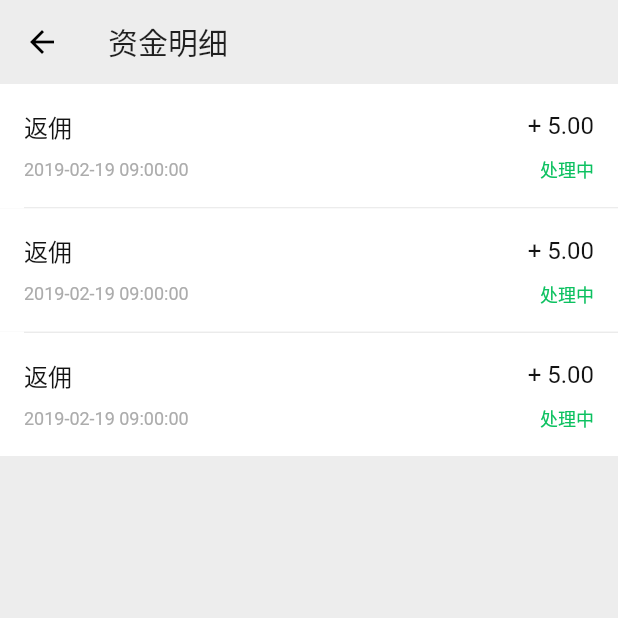
After one commit to fxxkscript/timeline, a Flutter app: the FundFlowScreen screen opened by its route, on a phone screen of 412 x 824 dp, the top half of it. The commit adds this screen. Run offline on Flutter 3.47's test engine with Material 2 defaults, Android fonts, the phone set to English and light mode, and no system bars; drawn by our look-alikes of oktoast; our stand-ins replace cached_network_image, carousel_slider, dio, flutter_image_compress, qr_flutter, rxdart and 1 more; missing offline and left inert: fluwx, multi_image_picker; accounts and stored records are empty; network calls fail.

```diff
--- a/lib/routes.dart
+++ b/lib/routes.dart
@@ -9,6 +9,7 @@ import 'package:wshop/screens/welcome.dart';
 import 'package:wshop/screens/authorization/purchase.dart';
 import 'package:wshop/screens/authorization/userAgencyIntro.dart';
 import 'package:wshop/screens/withdraw/withdraw.dart';
+import 'package:wshop/screens/withdraw/fundFlow.dart';
 
 final routes = {
   '/': (BuildContext context) => HomeScreen(),
@@ -21,4 +22,5 @@ final routes = {
   '/authorization/purchase': (BuildContext context) => PurchaseScreen(),
   '/authorization/userAgencyIntro': (BuildContext context) => UserAgencyIntroScreen(),
   '/withdraw': (BuildContext context) => WithdrawScreen(),
+  '/fundFlow': (BuildContext context) => FundFlowScreen(),
 };
--- /dev/null
+++ b/lib/screens/withdraw/fundFlow.dart
@@ -0,0 +1,63 @@
+import 'package:flutter/material.dart';
+
+class FundFlowScreen extends StatefulWidget {
+  @override
+  State<StatefulWidget> createState() {
+    return new FundFlowScreenState();
+  }
+}
+
+const list = [{}, {}, {}];
+
+class FundFlowScreenState extends State<FundFlowScreen> {
+  @override
+  Widget build(BuildContext context) {
+    return Scaffold(
+        appBar: AppBar(
+          title: Text('资金明细'),
+          elevation: 0,
+          backgroundColor: Theme.of(context).backgroundColor,
+        ),
+        body: ListView.separated(
+          itemCount: list.length,
+          itemBuilder: (context, index) {
+            return fundItem();
+          },
+          separatorBuilder: (context, index) {
+            return Container(
+                color: Colors.white, child: Divider(height: 1, indent: 16.0));
+          },
+        ));
+  }
+
+  Widget fundItem() {
+    return Container(
+        color: Colors.white,
+        child: Padding(
+          padding: const EdgeInsets.all(16.0),
+          child: Column(
+            children: <Widget>[
+              Row(
+                  mainAxisAlignment: MainAxisAlignment.spaceBetween,
+                  children: <Widget>[
+                    Text('返佣'),
+                    Text('+ 5.00'),
+                  ]),
+              Container(height: 8),
+              DefaultTextStyle(
+                style: TextStyle(fontSize: 12),
+                child: Row(
+                    mainAxisAlignment: MainAxisAlignment.spaceBetween,
+                    children: <Widget>[
+                      Text('2019-02-19 09:00:00',
+                          style: TextStyle(color: Color(0xFFACACAC))),
+                      Text('处理中',
+                          style:
+                              TextStyle(color: Theme.of(context).primaryColor)),
+                    ]),
+              )
+            ],
+          ),
+        ));
+  }
+}
--- a/pubspec.yaml
+++ b/pubspec.yaml
@@ -76,6 +76,7 @@ flutter:
     - assets/price_bg.png
     - assets/user_intro_bg.png
     - assets/withdraw_icon.png
+    - assets/success_icon.png
 
   # To add assets to your application, add an assets section, like this:
   # assets:
```
Also changed, not shown: lib/screens/withdraw/withdraw.dart (+45 -8 lines), lib/screens/withdraw/withdrawSuccess.dart (+30 -7 lines), assets/success_icon.png (added).
